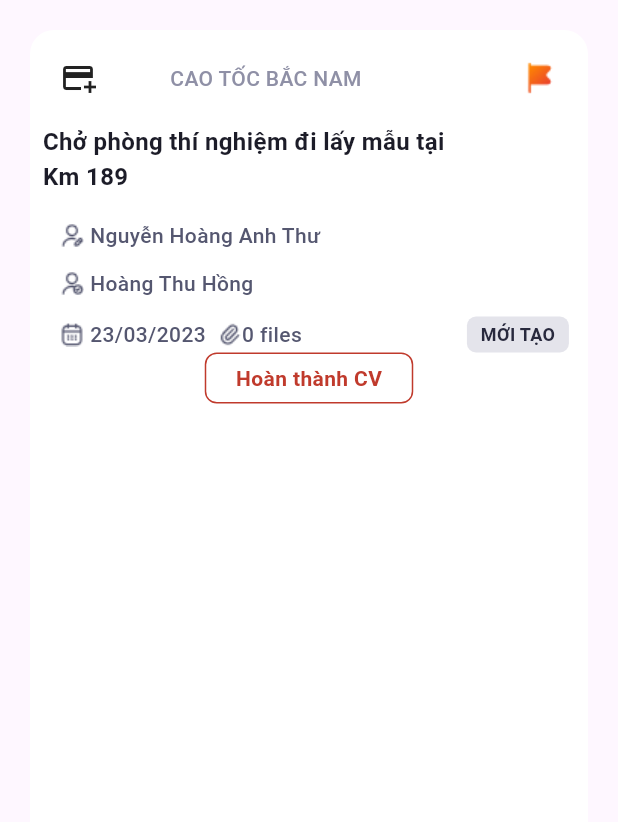
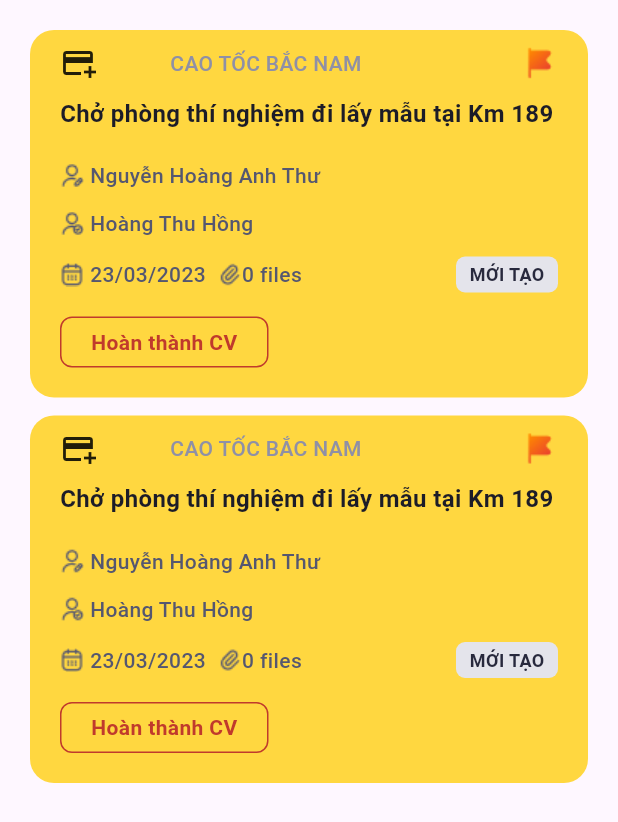
Before and after one commit to Biggiezz/sky_viet, a Flutter app: the NewJob screen opened directly, on a phone screen of 412 x 824 dp. Shown: the top 822 px of the screen. Run offline on Flutter 3.47's test engine with Material 3 defaults, Android fonts, the phone set to English and light mode, and no system bars; our stand-ins replace local_auth.

Commit message:
sky_viet

```diff
--- a/lib/home_job/home_job.dart
+++ b/lib/home_job/home_job.dart
@@ -109,6 +109,7 @@ class _HomeJobState extends State<HomeJob> {
         ],
       ),
 
+
       floatingActionButton: FloatingActionButton(
         backgroundColor: const Color(0xFFd20000),
         shape: RoundedRectangleBorder(borderRadius: BorderRadius.circular(100)),
--- a/lib/home_job/widget/new_job.dart
+++ b/lib/home_job/widget/new_job.dart
@@ -12,47 +12,57 @@ class _NewJobState extends State<NewJob> {
   @override
   Widget build(BuildContext context) {
     return Scaffold(
-      body:
-      Padding(
+      body: SingleChildScrollView(
+        child: Padding(
           padding: const EdgeInsets.all(20),
-        child: Container(
-          width: MediaQuery.of(context).size.width,
-         // height: 275,
+          child: Column(
+            children: [
+              _buildJobEntry(),
+              SizedBox(height: 12),
+              _buildJobEntry(),
+            ],
+          ),
+        ),
+      ),
+    );
+  }
+
+  Widget _buildJobEntry() {
+    return Container(
 
       decoration: BoxDecoration(
         borderRadius: BorderRadius.circular(16),
-            color: Colors.white,
+        color: Colors.amberAccent,
       ),
       child: Column(
+        crossAxisAlignment: CrossAxisAlignment.start,
         children: [
           Padding(
-                padding: const EdgeInsets.fromLTRB(20, 20, 20, 19),
+            padding: const EdgeInsets.fromLTRB(20, 10, 20, 10),
             child: Row(
               mainAxisAlignment: MainAxisAlignment.spaceBetween,
               children: [
-                    Icon(Icons.add_card),
-
-                    Text(
-                      'CAO TỐC BẮC NAM',
+                const Icon(Icons.add_card),
+                const Text(
+                  'CAO TỐC BẮC NAM',
                   style: TextStyle(
                     fontSize: 14,
                     fontWeight: FontWeight.w500,
                     color: Color(0xFF8F90A6),
                   ),
                 ),
-                    SizedBox(width: 8),
-                    Image.asset(ImageAssets.flag),
+                const SizedBox(width: 8),
+                Image.asset('assets/images/flag.png'), // Ensure asset is defined
               ],
             ),
           ),
           Padding(
-                padding: const EdgeInsets.fromLTRB(0, 0, 60, 0),
+            padding: const EdgeInsets.symmetric(horizontal: 20),
             child: SizedBox(
-                  width: 295,
-                  height: 44,
+              width: double.infinity,
               child: Text(
-                    'Chở phòng thí nghiệm đi lấy mẫu tại Km 189',
-                    style: TextStyle(
+                'Chở phòng thí nghiệm đi lấy mẫu tại Km 189',
+                style: const TextStyle(
                   fontSize: 16,
                   fontWeight: FontWeight.w600,
                   color: Color(0xFF1C1C28),
@@ -63,15 +73,16 @@ class _NewJobState extends State<NewJob> {
           Padding(
             padding: const EdgeInsets.all(20),
             child: Column(
+              crossAxisAlignment: CrossAxisAlignment.start,
               children: [
-                    SizedBox(
-                      width: MediaQuery.of(context).size.width,
-                      child: Row(
+                Row(
                   children: [
-                          Image.asset(ImageAssets.personEdit),
-                          SizedBox(width: 4),
-                          Text(
-                            'Nguyễn Hoàng Anh Thư',
+                    Image.asset(
+                      'assets/images/person_edit.png',
+                    ), // Ensure asset is defined
+                    const SizedBox(width: 4),
+                    const Text(
+                      'Nguyễn Hoàng Anh Thư',
                       style: TextStyle(
                         fontSize: 14,
                         fontWeight: FontWeight.w500,
@@ -80,14 +91,15 @@ class _NewJobState extends State<NewJob> {
                     ),
                   ],
                 ),
-                    ),
-                    SizedBox(height: 12),
+                const SizedBox(height: 12),
                 Row(
                   children: [
-                        Image.asset(ImageAssets.personTick),
-                        SizedBox(width: 4),
-                        Text(
-                          'Hoàng Thu Hồng',
+                    Image.asset(
+                      'assets/images/person_tick.png',
+                    ), // Ensure asset is defined
+                    const SizedBox(width: 4),
+                    const Text(
+                      'Hoàng Thu Hồng',
                       style: TextStyle(
                         fontSize: 14,
                         fontWeight: FontWeight.w500,
@@ -96,18 +108,14 @@ class _NewJobState extends State<NewJob> {
                     ),
                   ],
                 ),
-                    SizedBox(height: 12),
+                const SizedBox(height: 12),
                 _calenDars(),
-
+                const SizedBox(height: 16),
                 _buttonDoneJob(),
               ],
             ),
           ),
-
         ],
-          ),
-
-        ),
       ),
     );
   }
@@ -116,9 +124,9 @@ class _NewJobState extends State<NewJob> {
     return Row(
       mainAxisAlignment: MainAxisAlignment.spaceBetween,
       children: [
-        Image.asset(ImageAssets.calendar),
-        SizedBox(width: 4),
-        Text(
+        Image.asset('assets/images/calendar.png'), // Ensure asset is defined
+        const SizedBox(width: 4),
+        const Text(
           '23/03/2023',
           style: TextStyle(
             fontSize: 14,
@@ -126,9 +134,9 @@ class _NewJobState extends State<NewJob> {
             color: Color(0xFF555770),
           ),
         ),
-        SizedBox(width: 8),
+        const SizedBox(width: 8),
         Image.asset(ImageAssets.fileNewJob),
-        Text(
+        const Text(
           '0 files',
           style: TextStyle(
             fontSize: 14,
@@ -136,17 +144,17 @@ class _NewJobState extends State<NewJob> {
             color: Color(0xFF555770),
           ),
         ),
-        SizedBox(width: 110),
+        const Spacer(),
         Container(
           width: 68,
           height: 24,
           decoration: BoxDecoration(
             borderRadius: BorderRadius.circular(6),
-            color: Color(0xFFE4E4EB),
+            color: const Color(0xFFE4E4EB),
           ),
-          child: Center(
+          child: const Center(
             child: Text(
-              'MỚI TẠO',
+              'MỚI TẠO',
               style: TextStyle(
                 fontSize: 12,
                 fontWeight: FontWeight.w600,
@@ -155,11 +163,11 @@ class _NewJobState extends State<NewJob> {
             ),
           ),
         ),
-
       ],
     );
   }
-  Widget _buttonDoneJob(){
+
+  Widget _buttonDoneJob() {
     return Container(
       width: 139,
       height: 34,
@@ -167,13 +175,16 @@ class _NewJobState extends State<NewJob> {
         borderRadius: BorderRadius.circular(8),
         border: Border.all(color: Color(0xFFC03A2C)),
       ),
-      child: Center(child: Text('Hoàn thành CV',
+      child: const Center(
+        child: Text(
+          'Hoàn thành CV',
           style: TextStyle(
             fontSize: 14,
             fontWeight: FontWeight.w600,
-          color: Color(0xFFc03A2C),
-        ),)),
-
+            color: Color(0xFFC03A2C),
+          ),
+        ),
+      ),
     );
   }
 }
```
Also changed, not shown: lib/home_login/home_login.dart (+54 -41 lines), 4 other files. Lines whose indentation alone changed are shown as unchanged.
